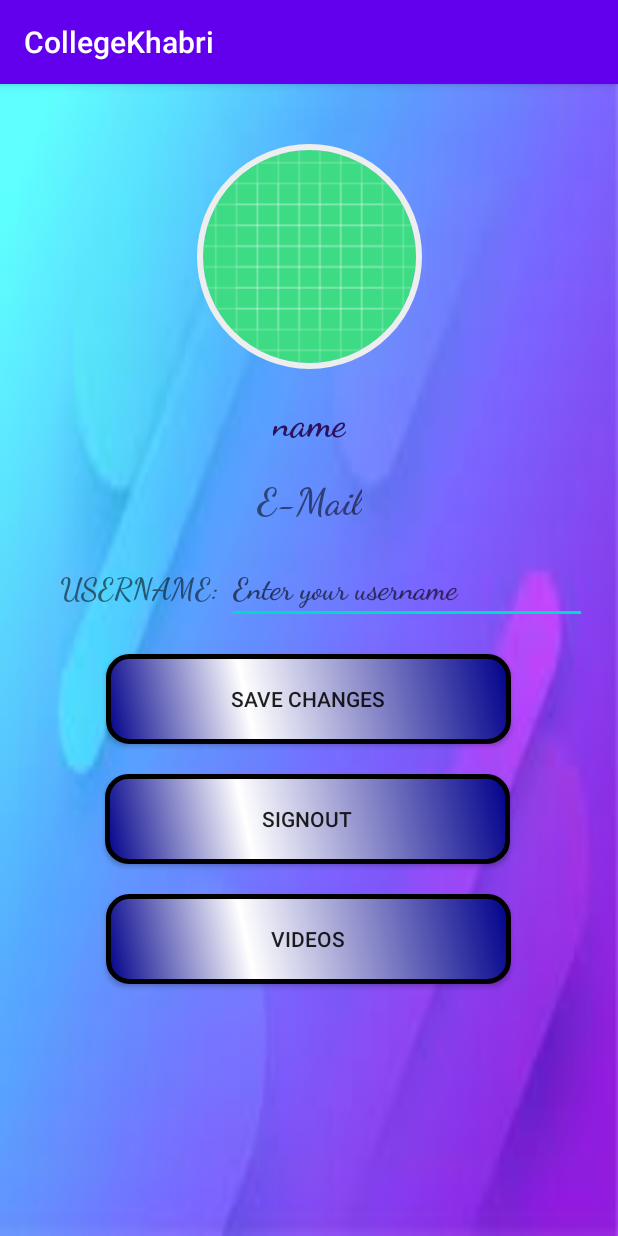
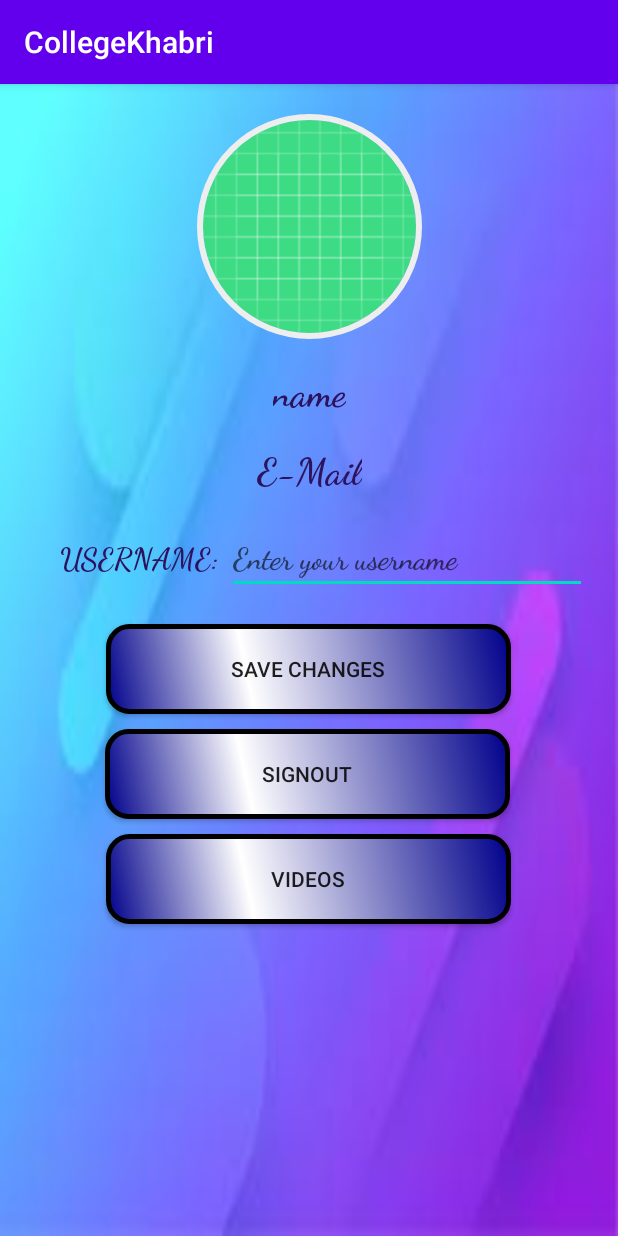
Before and after one commit to lukefire5156/Youtube-Playlist-player, an Android app: the SecondActivity screen opened directly, with no data from a screen before it, on a phone screen of 412 x 824 dp. Run offline under Robolectric (Android 15) with nearby library versions, the phone set to English and light mode, and no system bars; our stand-ins replace Firebase (no records; nobody signed in at launch, a user with empty details on screens opened directly); plain views replace CircularImageView; pictures from the network do not load; 2 statements that could not run were skipped.

Commit message:
SecondCommit

```diff
--- a/app/src/main/res/layout/activity_main.xml
+++ b/app/src/main/res/layout/activity_main.xml
@@ -28,8 +28,8 @@
 
     <ImageView
         android:id="@+id/imageView4"
-        android:layout_width="300dp"
-        android:layout_height="300dp"
+        android:layout_width="200dp"
+        android:layout_height="200dp"
         android:layout_marginStart="106dp"
         android:layout_marginTop="50dp"
         android:layout_marginEnd="105dp"
--- a/app/src/main/res/layout/activity_second.xml
+++ b/app/src/main/res/layout/activity_second.xml
@@ -12,16 +12,16 @@
         android:id="@+id/imageView"
         android:layout_width="150dp"
         android:layout_height="150dp"
-        android:layout_marginTop="40dp"
+        android:layout_marginTop="20dp"
+        app:civ_border_color="#EEEEEE"
+        app:civ_border_width="4dp"
+        app:civ_shadow="true"
+        app:civ_shadow_color="#8BC34A"
+        app:civ_shadow_radius="10"
         app:layout_constraintEnd_toEndOf="parent"
         app:layout_constraintStart_toStartOf="parent"
         app:layout_constraintTop_toTopOf="parent"
-        app:srcCompat="@drawable/ic_launcher_background"
-        app:civ_border_color="#EEEEEE"
-        app:civ_border_width="4dp"
-        app:civ_shadow="true"
-        app:civ_shadow_radius="10"
-        app:civ_shadow_color="#8BC34A"/>
+        app:srcCompat="@drawable/ic_launcher_background" />
 
 
     <TextView
@@ -50,6 +50,7 @@
         android:layout_marginEnd="177dp"
         android:fontFamily="cursive"
         android:text="E-Mail"
+        android:textColor="#2D125E"
         android:textSize="25sp"
         android:textStyle="bold"
         app:layout_constraintEnd_toEndOf="parent"
@@ -61,7 +62,7 @@
         android:layout_width="wrap_content"
         android:layout_height="wrap_content"
         android:layout_marginStart="70dp"
-        android:layout_marginTop="20dp"
+        android:layout_marginTop="10dp"
         android:layout_marginEnd="71dp"
         android:background="@drawable/mybutton"
         android:shadowColor="#008D4A4A"
@@ -82,6 +83,8 @@
         android:fontFamily="cursive"
         android:hint="Enter your username"
         android:inputType="textPersonName"
+        android:textColor="#2D125E"
+        android:textColorLink="#2D125E"
         android:textSize="20sp"
         android:textStyle="bold"
         app:layout_constraintEnd_toEndOf="parent"
@@ -94,7 +97,7 @@
         android:layout_width="wrap_content"
         android:layout_height="wrap_content"
         android:layout_marginStart="70dp"
-        android:layout_marginTop="20dp"
+        android:layout_marginTop="10dp"
         android:layout_marginEnd="71dp"
         android:background="@drawable/mybutton"
         android:shadowColor="#008D4A4A"
@@ -125,6 +128,7 @@
         android:layout_marginTop="30dp"
         android:fontFamily="cursive"
         android:text="USERNAME:"
+        android:textColor="#2D125E"
         android:textSize="20sp"
         android:textStyle="bold"
         app:layout_constraintStart_toStartOf="parent"
```
